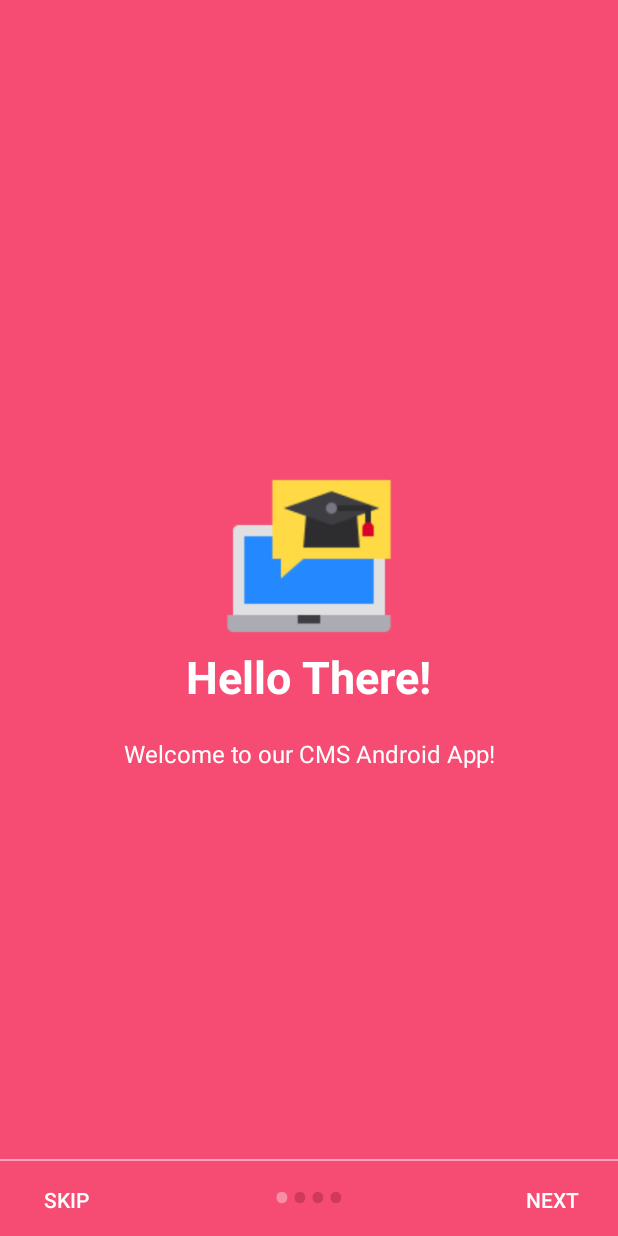
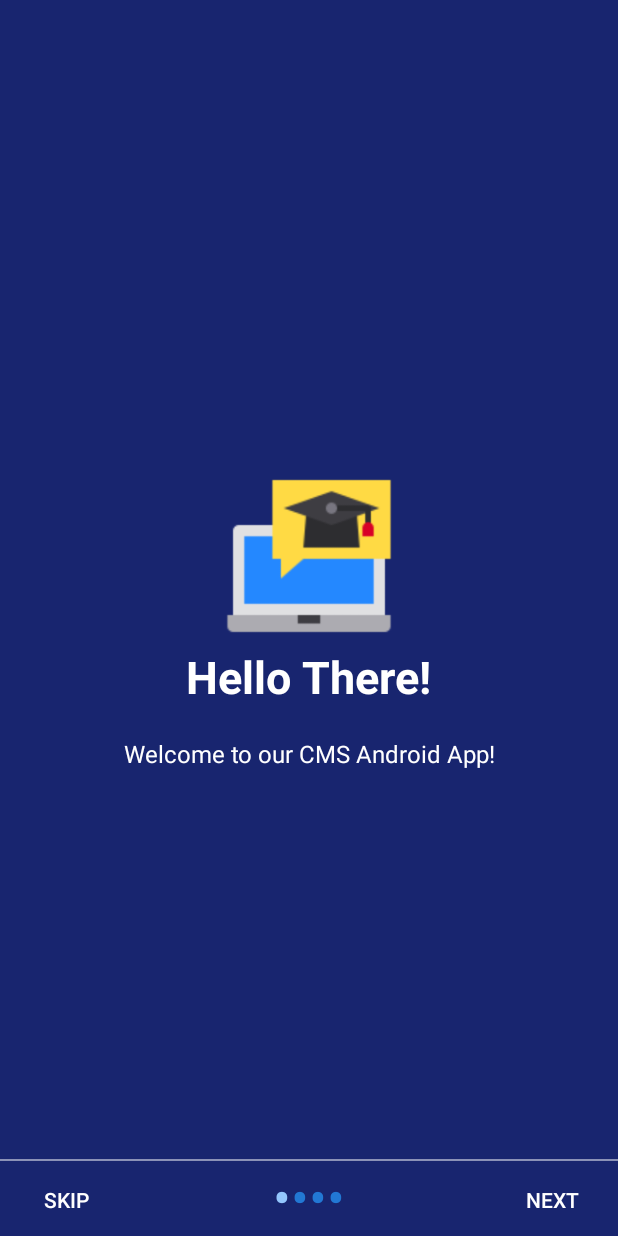
Before and after one commit to MontbitTech/AndroidApp-e-EdPort-CMS, an Android app: the screen it shows after launch (IntroSliderActivity), on a phone screen of 412 x 824 dp. Run offline under Robolectric (Android 15) with nearby library versions, the phone set to English and light mode, and no system bars.

Commit message:
intro slider theming adjustment

```diff
--- a/app/src/main/res/layout/welcomescreen1.xml
+++ b/app/src/main/res/layout/welcomescreen1.xml
@@ -3,7 +3,7 @@
     xmlns:tools="http://schemas.android.com/tools"
     android:layout_width="match_parent"
     android:layout_height="match_parent"
-    android:background="@color/bg_screen1">
+    android:background="@color/colorPrimaryDark">
 
     <LinearLayout
         android:layout_width="wrap_content"
--- a/app/src/main/res/layout/welcomescreen2.xml
+++ b/app/src/main/res/layout/welcomescreen2.xml
@@ -3,7 +3,7 @@
     xmlns:tools="http://schemas.android.com/tools"
     android:layout_width="match_parent"
     android:layout_height="match_parent"
-    android:background="@color/bg_screen2">
+    android:background="@color/colorPrimaryDark">
 
     <LinearLayout
         android:layout_width="wrap_content"
--- a/app/src/main/res/layout/welcomescreen3.xml
+++ b/app/src/main/res/layout/welcomescreen3.xml
@@ -3,7 +3,7 @@
     xmlns:tools="http://schemas.android.com/tools"
     android:layout_width="match_parent"
     android:layout_height="match_parent"
-    android:background="@color/bg_screen3">
+    android:background="@color/colorPrimaryDark">
 
     <LinearLayout
         android:layout_width="wrap_content"
--- a/app/src/main/res/layout/welcomescreen4.xml
+++ b/app/src/main/res/layout/welcomescreen4.xml
@@ -3,7 +3,7 @@
     xmlns:tools="http://schemas.android.com/tools"
     android:layout_width="match_parent"
     android:layout_height="match_parent"
-    android:background="@color/bg_screen4">
+    android:background="@color/colorPrimaryDark">
 
     <LinearLayout
         android:layout_width="wrap_content"
--- a/app/src/main/res/values/colors.xml
+++ b/app/src/main/res/values/colors.xml
@@ -12,16 +12,16 @@
     <color name="bg_screen4">#c873f4</color>
 
     <!-- dots inactive colors -->
-    <color name="dot_dark_screen1">#d1395c</color>
-    <color name="dot_dark_screen2">#14a895</color>
+    <color name="dot_dark_screen1">#2278d4</color>
+    <color name="dot_dark_screen2">#2278d4</color>
     <color name="dot_dark_screen3">#2278d4</color>
-    <color name="dot_dark_screen4">#a854d4</color>
+    <color name="dot_dark_screen4">#2278d4</color>
 
     <!-- dots active colors -->
-    <color name="dot_light_screen1">#f98da5</color>
-    <color name="dot_light_screen2">#8cf9eb</color>
+    <color name="dot_light_screen1">#93c6fd</color>
+    <color name="dot_light_screen2">#93c6fd</color>
     <color name="dot_light_screen3">#93c6fd</color>
-    <color name="dot_light_screen4">#e4b5fc</color>
+    <color name="dot_light_screen4">#93c6fd</color>
     <color name="webViewDark">#151B54</color>
 
     <array name="array_dot_active">
```
